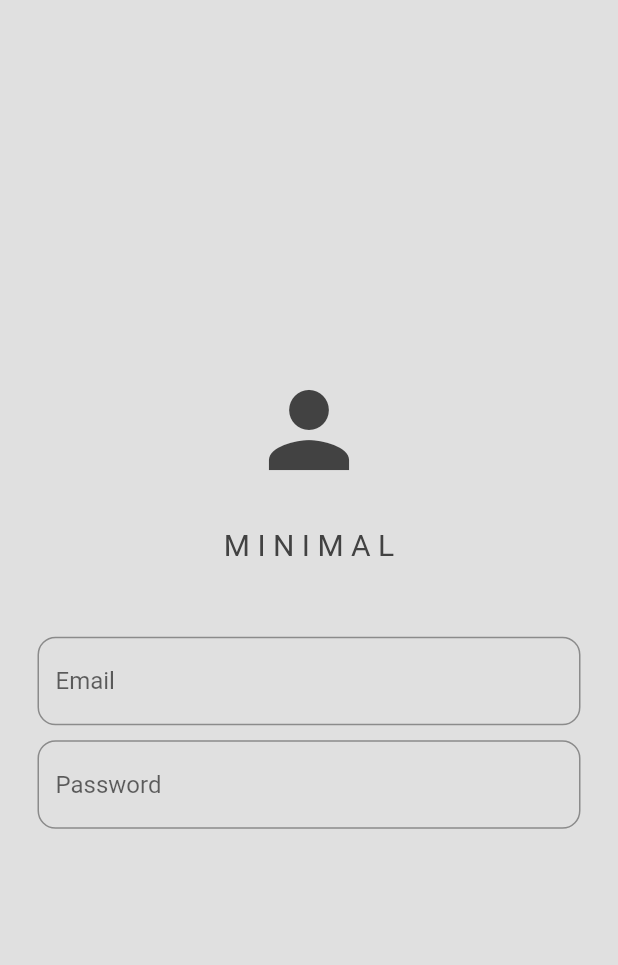
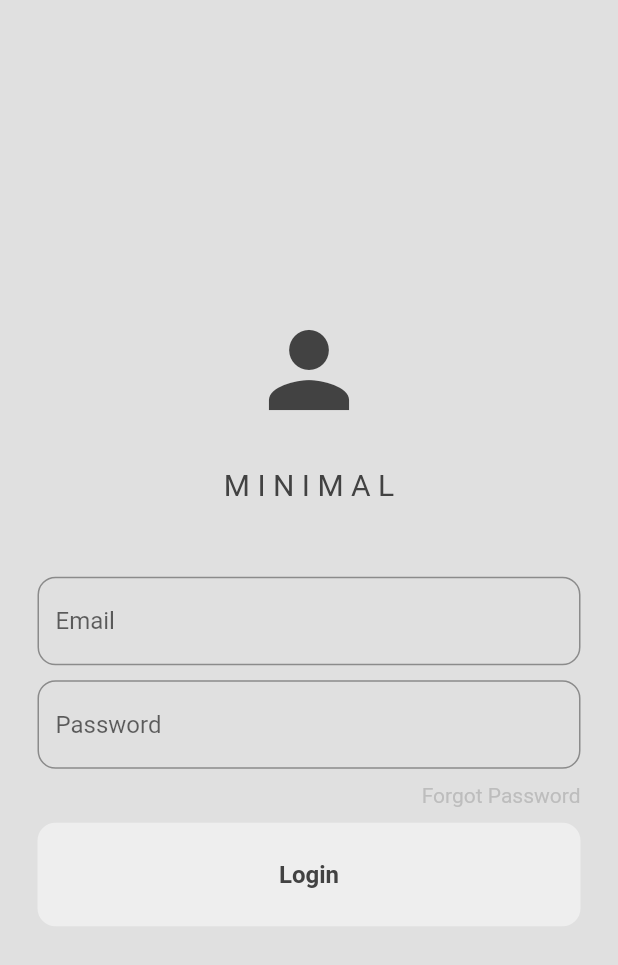
Before and after one commit to ShadePrima/social_flutter_app, a Flutter app: the screen it shows after launch, on a phone screen of 412 x 824 dp. Shown: the top 965 px of the screen. Run offline on Flutter 3.47's test engine with Material 2 defaults, Android fonts, the phone set to English and light mode, and no system bars.

Commit message:
add login button

```diff
--- /dev/null
+++ b/lib/components/my_button.dart
@@ -0,0 +1,27 @@
+import 'package:flutter/material.dart';
+
+class MyButton extends StatelessWidget {
+  final String text;
+  final void Function()? onTap;
+
+  const MyButton({super.key, required this.text, required this.onTap});
+
+  @override
+  Widget build(BuildContext context) {
+    return GestureDetector(
+      onTap: onTap,
+      child: Container(
+        decoration: BoxDecoration(
+            color: Theme.of(context).colorScheme.primary,
+            borderRadius: BorderRadius.circular(12)),
+        padding: const EdgeInsets.all(25),
+        child: Center(
+          child: Text(
+            text,
+            style: const TextStyle(fontWeight: FontWeight.bold, fontSize: 16),
+          ),
+        ),
+      ),
+    );
+  }
+}
--- a/lib/components/my_textfield.dart
+++ b/lib/components/my_textfield.dart
@@ -21,7 +21,7 @@ class MyTextField extends StatelessWidget {
         ),
         hintText: hintText,
       ),
-      obscureText: true,
+      obscureText: obscureText,
     );
   }
 }
--- a/lib/pages/login_page.dart
+++ b/lib/pages/login_page.dart
@@ -1,4 +1,5 @@
 import 'package:flutter/material.dart';
+import 'package:social_flutter_app/components/my_button.dart';
 import 'package:social_flutter_app/components/my_textfield.dart';
 
 class LoginPage extends StatelessWidget {
@@ -49,16 +50,35 @@ class LoginPage extends StatelessWidget {
             //password textfield
             MyTextField(
                 hintText: 'Password',
-                obscureText: false,
+                obscureText: true,
                 controller: passwordControler),
 
             const SizedBox(
-              height: 25,
+              height: 10,
             ),
 
             //forgot password
+            Row(
+              mainAxisAlignment: MainAxisAlignment.end,
+              children: [
+                Text(
+                  "Forgot Password",
+                  style: TextStyle(
+                    color: Theme.of(context).colorScheme.secondary,
+                  ),
+                ),
+              ],
+            ),
+
+            const SizedBox(
+              height: 10,
+            ),
 
             //sign in button
+            MyButton(
+              text: 'Login',
+              onTap: () {},
+            )
 
             //don't have an account? Register here
           ],
```
